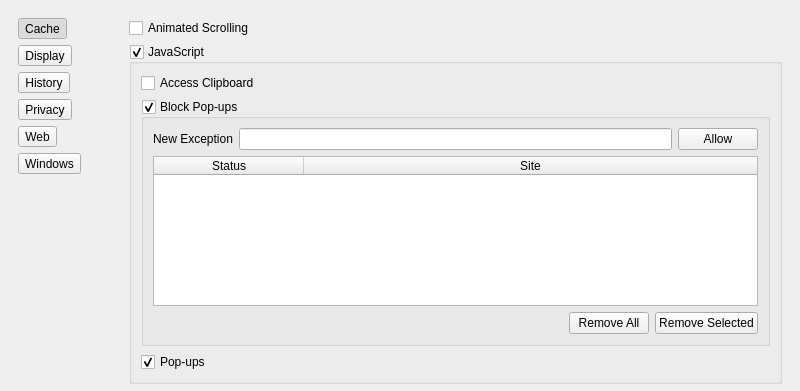
Above: 2.x/UI/dooble_settings.ui from textbrowser/dooble before the change; both pictures show x 0 to 800 and y 0 to 391 of the 800 by 800 pixel window. Below: the same form after it.
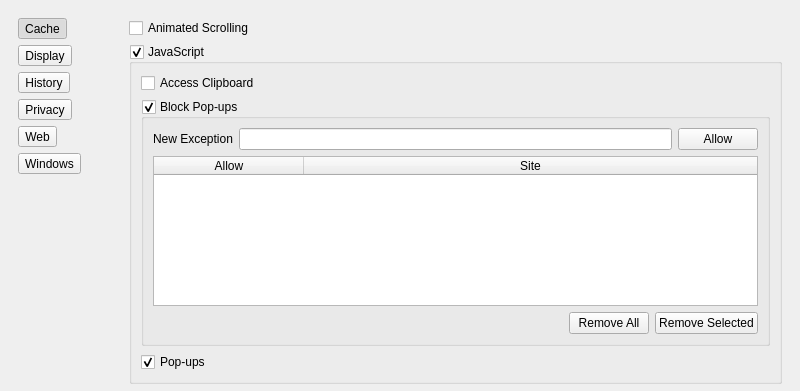
That is the form after the change. The open tabs and pages were chosen to show the change. Icons and pictures are not drawn.

Commit message: New column text.

Diff of the .ui file:
```diff
--- a/2.x/UI/dooble_settings.ui
+++ b/2.x/UI/dooble_settings.ui
@@ -1182,7 +1182,7 @@
                   </attribute>
                   <column>
                    <property name="text">
-                    <string>Status</string>
+                    <string>Allow</string>
                    </property>
                   </column>
                   <column>
```
